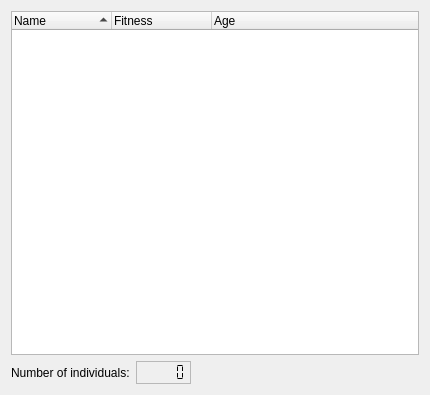
This is sigel/ui/SIGEL_MasterUI/SIG_IndividualListBase.ui in jayMcBee/sigel-evolutionary-walking-robots as Qt 5 draws it before an edit. The edited form follows.
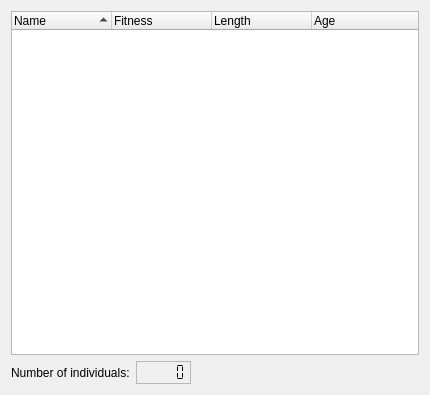
This is the edited form.

Commit message: A Length column on the Individuals page, between Fitness and Age; guidrive reads the age from column 3

Patch:
```diff
--- a/sigel/ui/SIGEL_MasterUI/SIG_IndividualListBase.ui
+++ b/sigel/ui/SIGEL_MasterUI/SIG_IndividualListBase.ui
@@ -44,6 +44,11 @@
               <string>Fitness</string>
             </property>
           </column>
+          <column>
+            <property name="text">
+              <string>Length</string>
+            </property>
+          </column>
           <column>
             <property name="text">
               <string>Age</string>
```
The commit also changes 6 other files.
